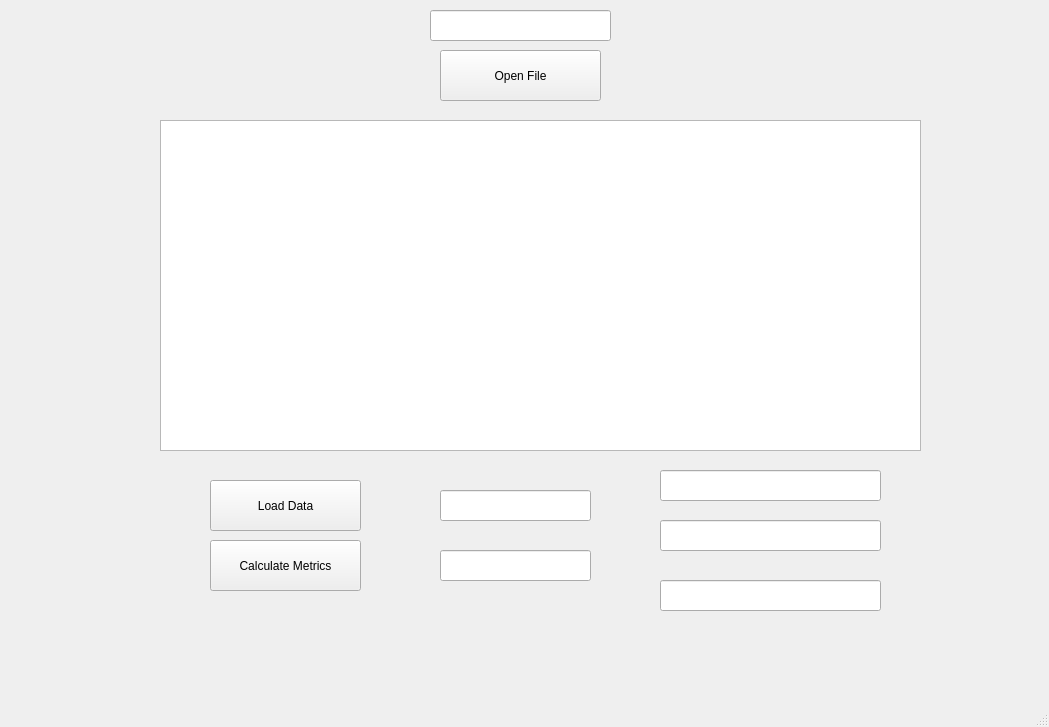
Qt form lab2/MainWindow.ui (mdvdev/OPLabs) before a commit.
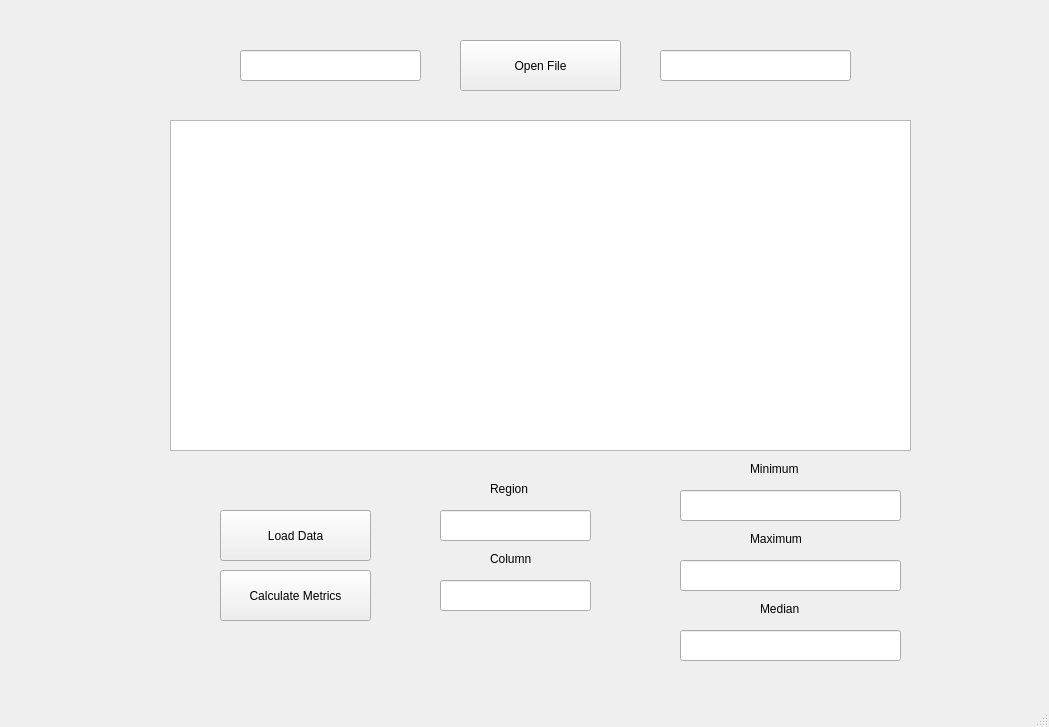
The same form after that commit.

The edit to the form file:
```diff
--- a/lab2/MainWindow.ui
+++ b/lab2/MainWindow.ui
@@ -17,8 +17,8 @@
    <widget class="QPushButton" name="openFilePushButton">
     <property name="geometry">
      <rect>
-      <x>440</x>
-      <y>50</y>
+      <x>460</x>
+      <y>40</y>
       <width>161</width>
       <height>51</height>
      </rect>
@@ -30,8 +30,8 @@
    <widget class="QLineEdit" name="fileNameLineEdit">
     <property name="geometry">
      <rect>
-      <x>430</x>
-      <y>10</y>
+      <x>240</x>
+      <y>50</y>
       <width>181</width>
       <height>31</height>
      </rect>
@@ -41,7 +41,7 @@
     <property name="geometry">
      <rect>
       <x>440</x>
-      <y>490</y>
+      <y>510</y>
       <width>151</width>
       <height>31</height>
      </rect>
@@ -51,7 +51,7 @@
     <property name="geometry">
      <rect>
       <x>440</x>
-      <y>550</y>
+      <y>580</y>
       <width>151</width>
       <height>31</height>
      </rect>
@@ -60,8 +60,8 @@
    <widget class="QPushButton" name="loadDataPushButton">
     <property name="geometry">
      <rect>
-      <x>210</x>
-      <y>480</y>
+      <x>220</x>
+      <y>510</y>
       <width>151</width>
       <height>51</height>
      </rect>
@@ -73,8 +73,8 @@
    <widget class="QPushButton" name="calculateMetricsPushButton">
     <property name="geometry">
      <rect>
-      <x>210</x>
-      <y>540</y>
+      <x>220</x>
+      <y>570</y>
       <width>151</width>
       <height>51</height>
      </rect>
@@ -86,8 +86,8 @@
    <widget class="QLineEdit" name="minLineEdit">
     <property name="geometry">
      <rect>
-      <x>660</x>
-      <y>470</y>
+      <x>680</x>
+      <y>490</y>
       <width>221</width>
       <height>31</height>
      </rect>
@@ -96,8 +96,8 @@
    <widget class="QLineEdit" name="maxLineEdit">
     <property name="geometry">
      <rect>
-      <x>660</x>
-      <y>520</y>
+      <x>680</x>
+      <y>560</y>
       <width>221</width>
       <height>31</height>
      </rect>
@@ -106,8 +106,8 @@
    <widget class="QLineEdit" name="medianLineEdit">
     <property name="geometry">
      <rect>
-      <x>660</x>
-      <y>580</y>
+      <x>680</x>
+      <y>630</y>
       <width>221</width>
       <height>31</height>
      </rect>
@@ -116,13 +116,88 @@
    <widget class="QTableWidget" name="tableWidget">
     <property name="geometry">
      <rect>
-      <x>160</x>
+      <x>170</x>
       <y>120</y>
-      <width>761</width>
+      <width>741</width>
       <height>331</height>
      </rect>
     </property>
    </widget>
+   <widget class="QLabel" name="regionLabel">
+    <property name="geometry">
+     <rect>
+      <x>490</x>
+      <y>480</y>
+      <width>66</width>
+      <height>17</height>
+     </rect>
+    </property>
+    <property name="text">
+     <string>Region</string>
+    </property>
+   </widget>
+   <widget class="QLabel" name="columnLabel">
+    <property name="geometry">
+     <rect>
+      <x>490</x>
+      <y>550</y>
+      <width>66</width>
+      <height>17</height>
+     </rect>
+    </property>
+    <property name="text">
+     <string>Column</string>
+    </property>
+   </widget>
+   <widget class="QLabel" name="minLabel">
+    <property name="geometry">
+     <rect>
+      <x>750</x>
+      <y>460</y>
+      <width>66</width>
+      <height>17</height>
+     </rect>
+    </property>
+    <property name="text">
+     <string>Minimum</string>
+    </property>
+   </widget>
+   <widget class="QLabel" name="maxLabel">
+    <property name="geometry">
+     <rect>
+      <x>750</x>
+      <y>530</y>
+      <width>66</width>
+      <height>17</height>
+     </rect>
+    </property>
+    <property name="text">
+     <string>Maximum</string>
+    </property>
+   </widget>
+   <widget class="QLabel" name="medianLabel">
+    <property name="geometry">
+     <rect>
+      <x>760</x>
+      <y>600</y>
+      <width>66</width>
+      <height>17</height>
+     </rect>
+    </property>
+    <property name="text">
+     <string>Median</string>
+    </property>
+   </widget>
+   <widget class="QLineEdit" name="errorLineEdit">
+    <property name="geometry">
+     <rect>
+      <x>660</x>
+      <y>50</y>
+      <width>191</width>
+      <height>31</height>
+     </rect>
+    </property>
+   </widget>
   </widget>
   <widget class="QMenuBar" name="menubar">
    <property name="geometry">
```
